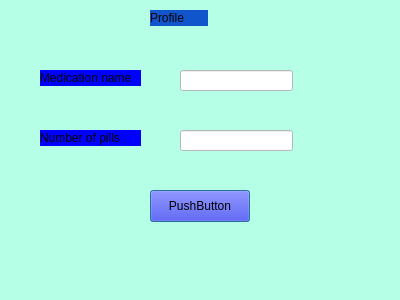
Qt form profile.ui (ban2224/capstone_motor) before a commit.
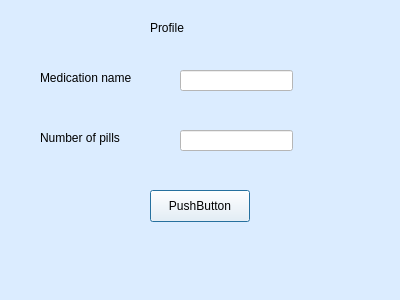
The same form after that commit.

Diff of the .ui file:
```diff
--- a/profile.ui
+++ b/profile.ui
@@ -14,20 +14,19 @@
    <string>Dialog</string>
   </property>
   <property name="styleSheet">
-   <string notr="true">background: rgb(180, 255, 229)
-</string>
+   <string notr="true">background:rgb(219, 236, 255)</string>
   </property>
   <widget class="QLabel" name="label">
    <property name="geometry">
     <rect>
      <x>150</x>
-     <y>10</y>
-     <width>58</width>
+     <y>20</y>
+     <width>71</width>
      <height>16</height>
     </rect>
    </property>
    <property name="styleSheet">
-    <string notr="true">background:rgb(17, 85, 204)</string>
+    <string notr="true">font: 700 italic 20pt &quot;Georgia&quot;;</string>
    </property>
    <property name="text">
     <string>Profile</string>
@@ -38,13 +37,12 @@
     <rect>
      <x>40</x>
      <y>70</y>
-     <width>101</width>
+     <width>111</width>
      <height>16</height>
     </rect>
    </property>
    <property name="styleSheet">
-    <string notr="true">background: blue
-</string>
+    <string notr="true"/>
    </property>
    <property name="text">
     <string>Medication name</string>
@@ -60,7 +58,7 @@
     </rect>
    </property>
    <property name="styleSheet">
-    <string notr="true">background: blue</string>
+    <string notr="true"/>
    </property>
    <property name="text">
     <string>Number of pills</string>
@@ -102,7 +100,7 @@
     </rect>
    </property>
    <property name="styleSheet">
-    <string notr="true">background:blue</string>
+    <string notr="true">background:rgb(248, 251, 255)</string>
    </property>
    <property name="text">
     <string>PushButton</string>
```
